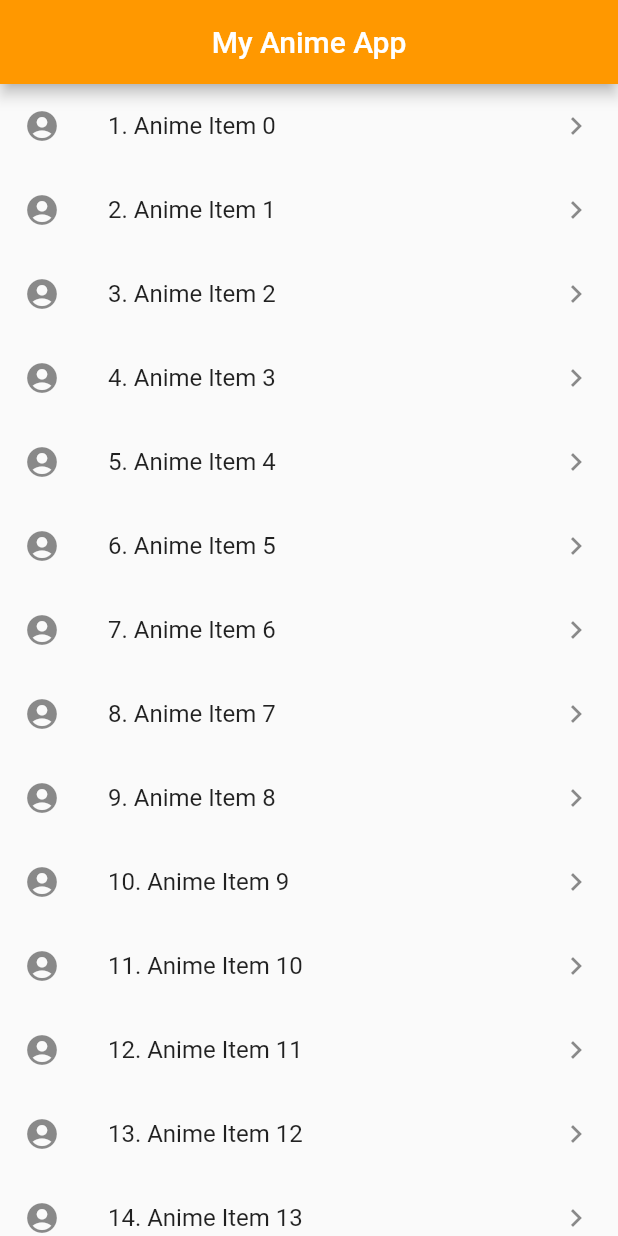
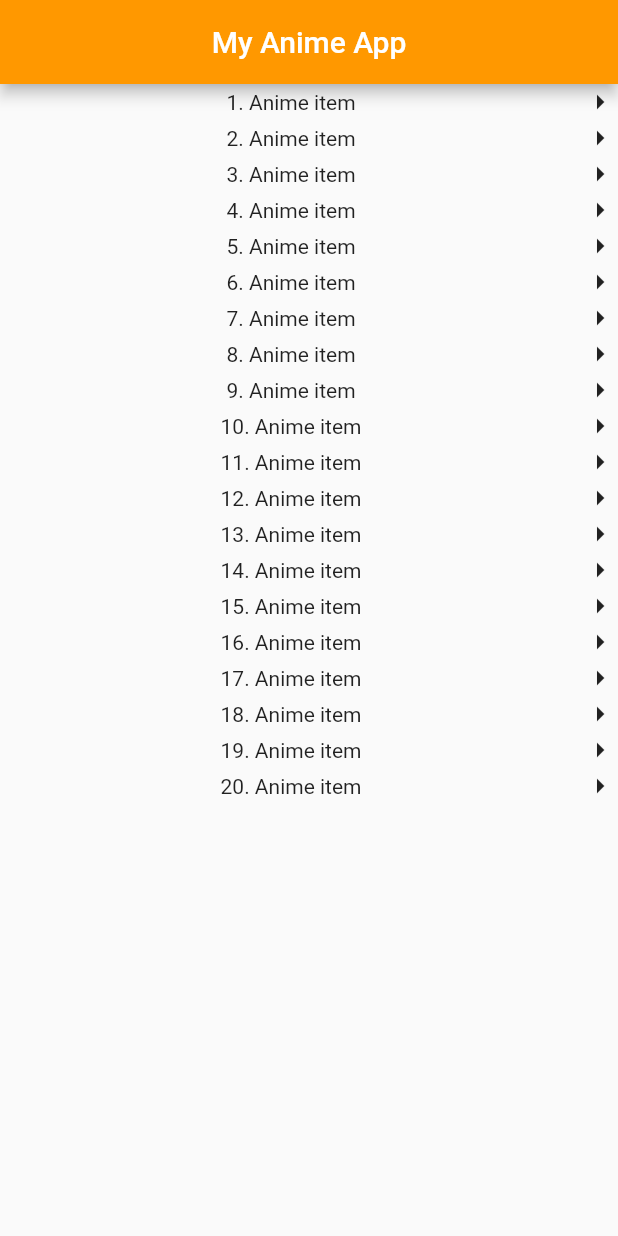
Before and after one commit to jkcomt/list_anime_api, a Flutter app: the screen it shows after launch, on a phone screen of 412 x 824 dp. Run offline on Flutter 3.47's test engine with Material 2 defaults, Android fonts, the phone set to English and light mode, and no system bars.

Commit message:
custom item list

```diff
--- a/lib/pages/home_page.dart
+++ b/lib/pages/home_page.dart
@@ -14,18 +14,21 @@ class HomePage extends StatelessWidget {
     );
   }
 
-  Widget myAnimeList(){
+  Widget myAnimeList() {
     return ListView.builder(
       itemCount: 20,
-      itemBuilder: (context, index){
-        int itemN = index+1;
-        return ListTile(
-          leading: Icon(Icons.account_circle),
-          title: Text(itemN.toString() +". Anime Item $index"),
-          trailing: Icon(Icons.keyboard_arrow_right),
+      itemBuilder: (context, index) {
+        int itemN = index + 1;
+        return Row(
+          mainAxisAlignment: MainAxisAlignment.start,
+          mainAxisSize: MainAxisSize.max,
+          children: <Widget>[
+            Expanded(
+              child: Center(child: Text("$itemN. Anime item"))),
+            Icon(Icons.arrow_right)
+          ],
         );
       },
     );
   }
-
 }
```
